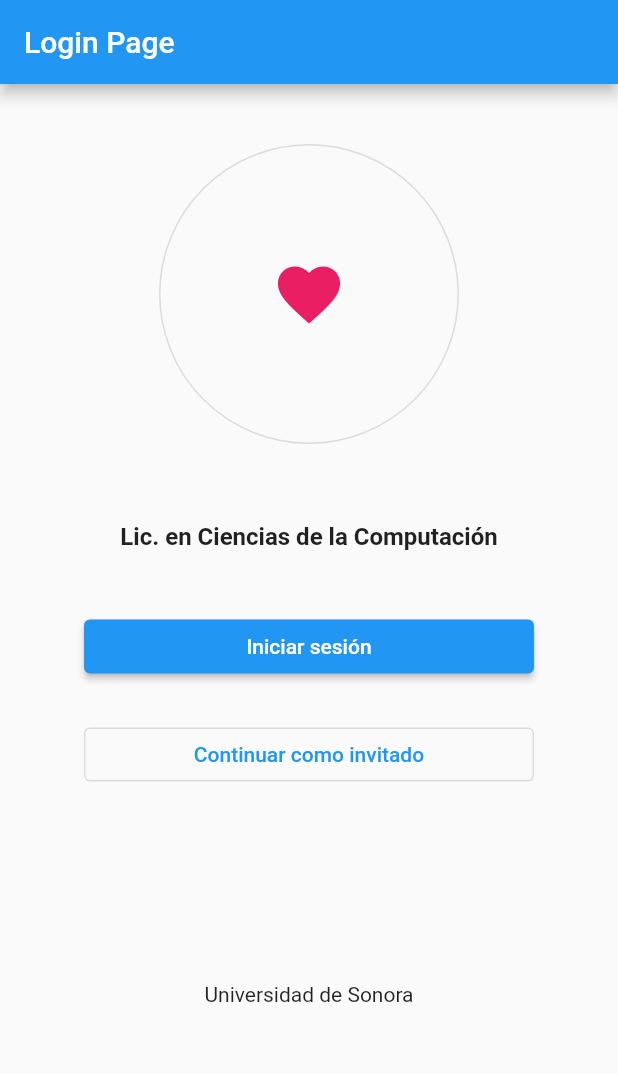
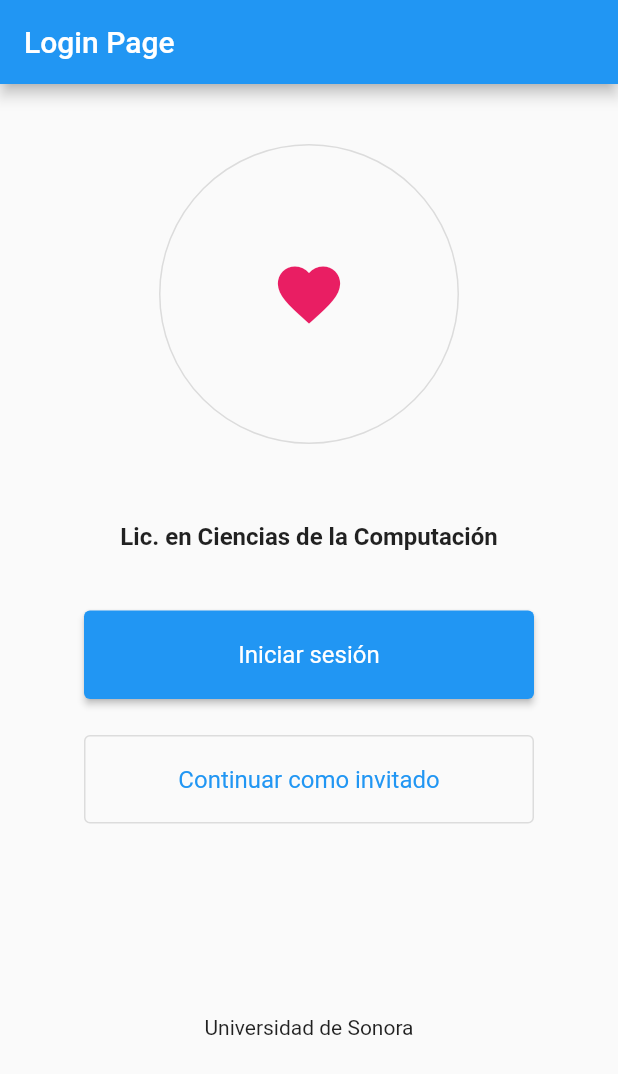
Before and after one commit to CC-unison/LCCHUB, a Flutter app: the screen it shows after launch, on a phone screen of 412 x 824 dp. Shown: the top 1074 px of the screen. Run offline on Flutter 3.47's test engine with Material 2 defaults, Android fonts, the phone set to English and light mode, and no system bars.

Commit message:
Convertir botones de login a clases

```diff
--- a/lib/pages/login/login.dart
+++ b/lib/pages/login/login.dart
@@ -1,5 +1,6 @@
 import 'package:flutter/material.dart';
 import 'package:lcchub/widgets/buttons/general_button.dart';
+import 'package:lcchub/widgets/buttons/primary_buttons.dart';
 
 class Login extends StatelessWidget {
   const Login({Key? key}) : super(key: key);
@@ -44,29 +45,25 @@ class Login extends StatelessWidget {
             ConstrainedBox(
               constraints: const BoxConstraints(maxWidth: 300),
               child: Row(
-                children: [
+                children: const [
                   Expanded(
                     child: Padding(
-                      padding: const EdgeInsets.only(top: 28, bottom: 12),
-                      child: ElevatedButton(
-                        onPressed: () {},
-                        child: const Text("Iniciar sesión"),
-                      ),
+                      padding: EdgeInsets.only(top: 28, bottom: 12),
+                      child: LoginButton(text: "Iniciar sesión"),
                     ),
-                  )
+                  ),
                 ],
               ),
             ),
             ConstrainedBox(
               constraints: const BoxConstraints(maxWidth: 300),
               child: Row(
-                children: [
+                children: const [
                   Expanded(
                     child: Padding(
-                      padding: const EdgeInsets.only(top: 12, bottom: 120),
-                      child: OutlinedButton(
-                          onPressed: () {},
-                          child: const Text("Continuar como invitado")),
+                      padding: EdgeInsets.only(top: 12, bottom: 120),
+                      child:
+                          LoginButtonInvitado(text: "Continuar como invitado"),
                     ),
                   ),
                 ],
--- /dev/null
+++ b/lib/widgets/buttons/primary_buttons.dart
@@ -0,0 +1,37 @@
+import 'package:flutter/material.dart';
+
+class LoginButton extends StatelessWidget {
+  final String text;
+  const LoginButton({Key? key, required this.text}) : super(key: key);
+
+  @override
+  Widget build(BuildContext context) {
+    return ElevatedButton(
+      onPressed: (() {}),
+      style: ElevatedButton.styleFrom(
+        primary: Colors.blue,
+        padding: const EdgeInsets.symmetric(horizontal: 50, vertical: 20),
+        textStyle: const TextStyle(fontSize: 16, fontWeight: FontWeight.normal),
+      ),
+      child: Text(text),
+    );
+  }
+}
+
+class LoginButtonInvitado extends StatelessWidget {
+  final String text;
+  const LoginButtonInvitado({Key? key, required this.text}) : super(key: key);
+
+  @override
+  Widget build(BuildContext context) {
+    return OutlinedButton(
+      onPressed: (() {}),
+      style: OutlinedButton.styleFrom(
+        primary: Colors.blue,
+        padding: const EdgeInsets.symmetric(horizontal: 50, vertical: 20),
+        textStyle: const TextStyle(fontSize: 16, fontWeight: FontWeight.normal),
+      ),
+      child: Text(text),
+    );
+  }
+}
--- a/lib/widgets/centered_view/centered_view.dart
+++ b/lib/widgets/centered_view/centered_view.dart
@@ -10,7 +10,7 @@ class CenteredView extends StatelessWidget {
       padding: const EdgeInsets.symmetric(horizontal: 70.0, vertical: 60),
       alignment: Alignment.topCenter,
       child: ConstrainedBox(
-        constraints: BoxConstraints(maxWidth: 1200),
+        constraints: const BoxConstraints(maxWidth: 1200),
         child: child,
       ),
     );
```
